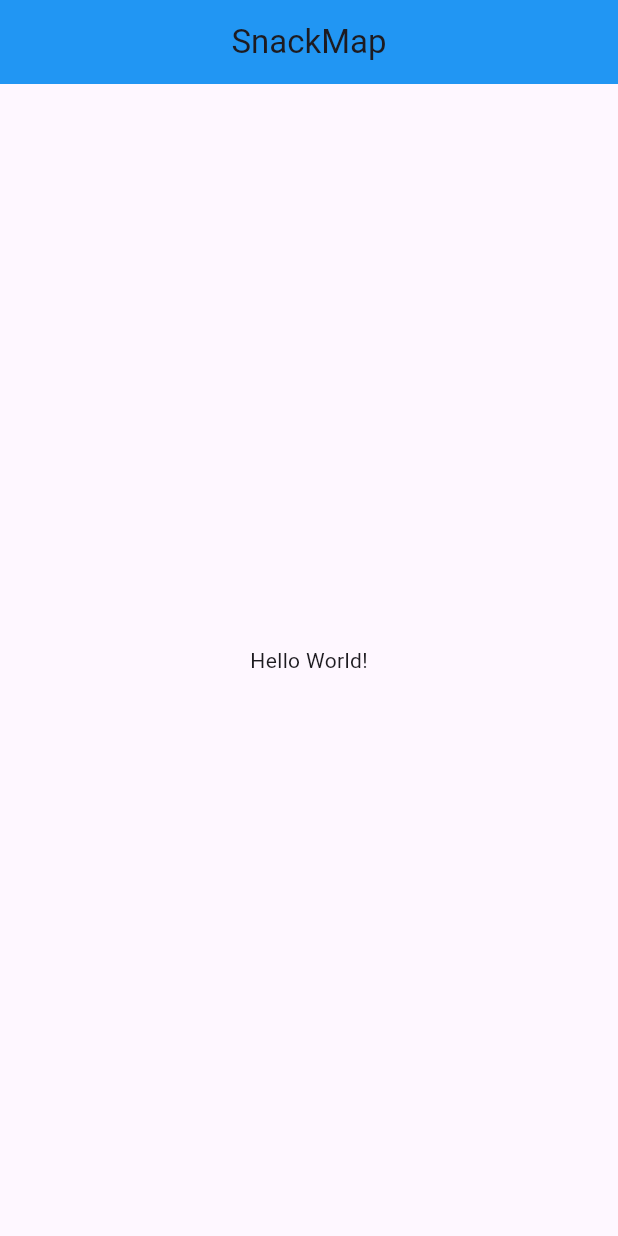
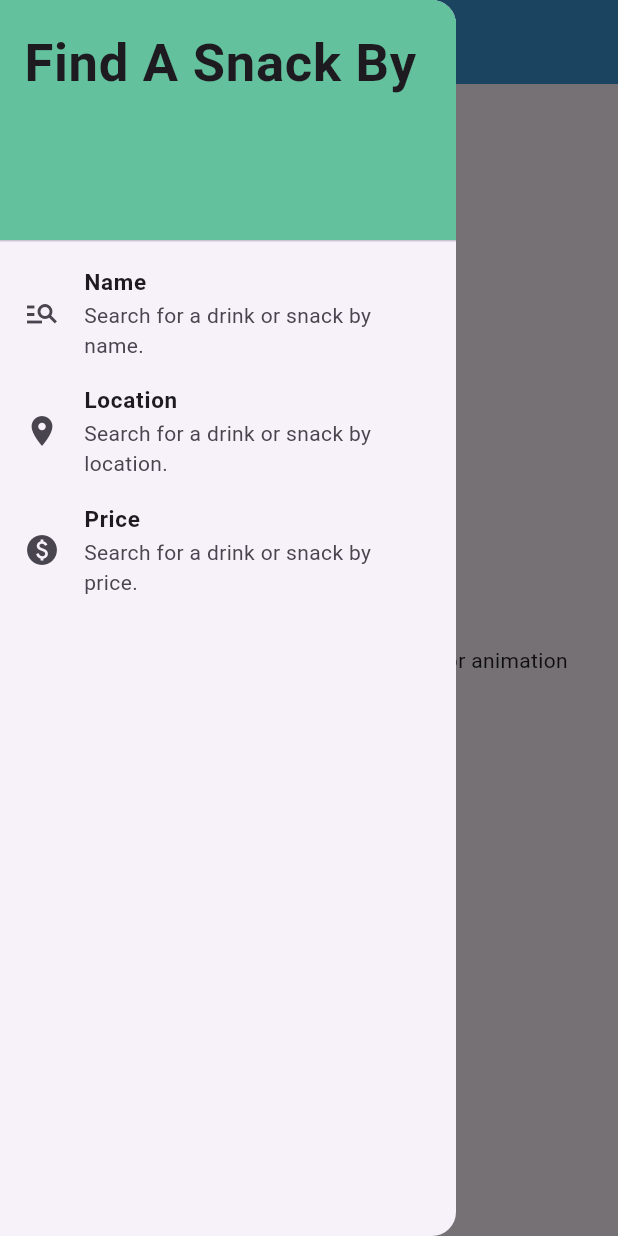
Before and after one commit to IUS-CS/c346-sp24-34658-project-snackmap, a Flutter app: the screen it shows after launch, with the side drawer open (before the commit the screen has no drawer), on a phone screen of 412 x 824 dp. Run offline on Flutter 3.47's test engine with Material 3 defaults, Android fonts, the phone set to English and light mode, and no system bars.

Commit message:
Added a color palette, video to be used on start up, changed the homescreen and added a sidemenu.

```diff
--- a/src/fluttersnackmap/lib/main.dart
+++ b/src/fluttersnackmap/lib/main.dart
@@ -1,29 +1,124 @@
 import 'package:flutter/material.dart';
+// //import 'package:video_player/video_player.dart';
 import 'package:flutter/src/widgets/basic.dart';
 import 'package:flutter/src/widgets/framework.dart';
 
+void main() => runApp(const MyApp());
 
 
-//Start of app
-void main() {
-  runApp(MyApp());
+
+class MyApp extends StatelessWidget {
+  const MyApp({super.key});
+
+  static const appTitle = 'SnackMap';
+
+  @override
+  Widget build(BuildContext context) {
+    return const MaterialApp(
+      title: appTitle,
+      home: MyHomePage(title: appTitle),
+    );
+  }
+}
+
+class MyHomePage extends StatefulWidget {
+  const MyHomePage({super.key, required this.title});
+
+  final String title;
+
+  @override
+  State<MyHomePage> createState() => _MyHomePageState();
 }
 
 
-class MyApp extends StatelessWidget {
+class _MyHomePageState extends State<MyHomePage> {
+
+
   @override
   Widget build(BuildContext context) {
-    return MaterialApp(
-      title: 'SnackMap',
-      home: Scaffold(
+    return Scaffold(
+      //Puts SnackMap in title
       appBar: AppBar(
-          backgroundColor: Colors.blue,
+        backgroundColor: Color(0xff3A95D1),
         title: Center(
           child: Text('SnackMap'),
         ),
       ),
+      //Displays the text
       body: Center(
-          child: Text('Hello World!'),
+        child: Text(
+          'Will later add SnackMapLogo.mp4 Here for animation'
+        ),
+      ),
+      drawer: Drawer(
+        child:
+        ListView(
+          padding: EdgeInsets.zero,
+          children: [
+            const DrawerHeader(
+              decoration: BoxDecoration(
+              color: Color(0xff64C19D),
+            ),
+            child: Text(
+              'Find A Snack By',
+              style: TextStyle(
+                fontSize: 35.0,
+                fontWeight: FontWeight.w700,
+              ),
+            ),
+          ),
+        ListTile(
+          leading: Icon(Icons.manage_search),
+          title:const Text(
+              'Name',
+              style: TextStyle(
+              fontSize: 15.0,
+              fontWeight: FontWeight.w600,
+            ),
+          ),
+          subtitle:const Text('Search for a drink or snack by name.'),
+          //tileColor: Color(0xff64C19D),
+          onTap:(){
+            //Will later update
+            //Closes the drawer
+            Navigator.pop(context);
+          },
+        ),
+        ListTile(
+          leading: Icon(Icons.room),
+          title: const Text(
+            'Location',
+              style: TextStyle(
+              fontSize: 15.0,
+              fontWeight: FontWeight.w600,
+              ),
+            ),
+          subtitle:const Text('Search for a drink or snack by location.'),
+          //tileColor: Color(0xff7F3621),
+          onTap:(){
+            //Will later update.
+            //Closes the drawer
+            Navigator.pop(context);
+          },
+        ),
+        ListTile(
+          leading: Icon(Icons.paid),
+          title: const Text(
+            'Price',
+              style: TextStyle(
+              fontSize: 15.0,
+              fontWeight: FontWeight.w600,
+              )
+            ),
+          subtitle:const Text('Search for a drink or snack by price.'),
+          //tileColor: Color(0xffBDBEC0),
+          onTap: (){
+            //Will later update.
+            //Closes the drawer
+            Navigator.pop(context);
+           },
+         ),
+       ],
       ),
     ),
   );
--- a/src/fluttersnackmap/pubspec.yaml
+++ b/src/fluttersnackmap/pubspec.yaml
@@ -30,7 +30,7 @@ environment:
 dependencies:
   flutter:
     sdk: flutter
-    #flutter_svg: ^2.0.5
+    #flutter_svg:^2.0.5
 
 
   # The following adds the Cupertino Icons font to your application.
@@ -40,8 +40,7 @@ dependencies:
 dev_dependencies:
   flutter_test:
     sdk: flutter
-    #video_player: ^2.8.2
-
+  #video_player: ^2.6.1
   # The "flutter_lints" package below contains a set of recommended lints to
   # encourage good coding practices. The lint set provided by the package is
   # activated in the `analysis_options.yaml` file located at the root of your
```
Also changed, not shown: doc/images/ColorPaletteImage.png (added), 2 other files. Lines whose indentation alone changed are shown as unchanged.
